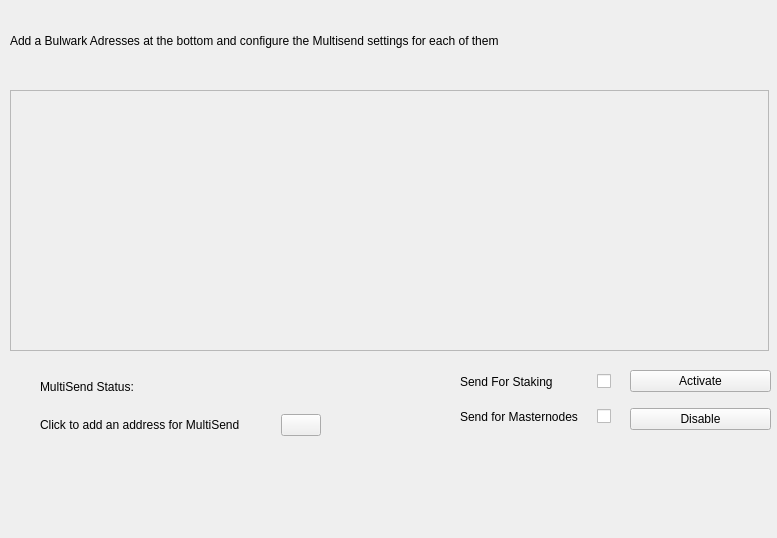
Above: src/qt/forms/multisenddialog.ui from SHTDJ/Bulwark before the change. Below: the same form after it.
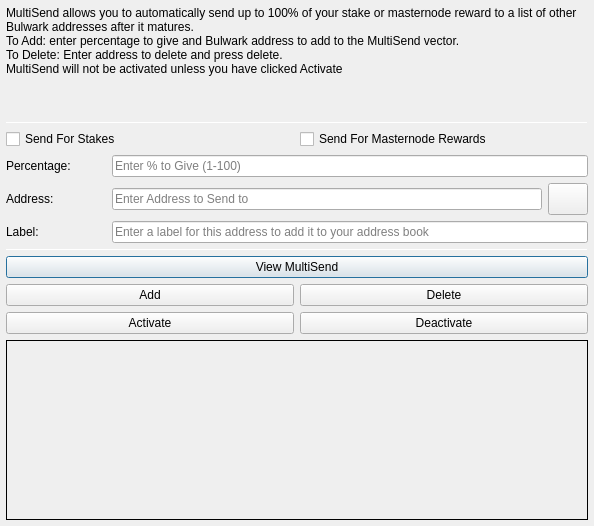
That is the form after the change. Icons and pictures are not drawn.

Diff of the .ui file:
```diff
--- a/src/qt/forms/multisenddialog.ui
+++ b/src/qt/forms/multisenddialog.ui
@@ -6,148 +6,111 @@
    <rect>
     <x>0</x>
     <y>0</y>
-    <width>777</width>
-    <height>538</height>
+    <width>594</width>
+    <height>526</height>
    </rect>
   </property>
   <property name="windowTitle">
    <string>MultiSend</string>
   </property>
+  <layout class="QVBoxLayout" name="verticalLayout" stretch="0">
+   <property name="leftMargin">
+    <number>6</number>
+   </property>
+   <property name="topMargin">
+    <number>6</number>
+   </property>
+   <property name="rightMargin">
+    <number>6</number>
+   </property>
+   <property name="bottomMargin">
+    <number>6</number>
+   </property>
+   <item>
+    <layout class="QVBoxLayout" name="verticalLayout_Main" stretch="1,1,1,0,1,1,1">
+     <item>
+      <widget class="QLabel" name="label_2">
+       <property name="lineWidth">
+        <number>1</number>
+       </property>
+       <property name="text">
+        <string>MultiSend allows you to automatically send up to 100% of your stake or masternode reward to a list of other Bulwark addresses after it matures.
+To Add: enter percentage to give and Bulwark address to add to the MultiSend vector.
+To Delete: Enter address to delete and press delete.
+MultiSend will not be activated unless you have clicked Activate</string>
+       </property>
+       <property name="alignment">
+        <set>Qt::AlignLeading|Qt::AlignLeft|Qt::AlignTop</set>
+       </property>
+       <property name="wordWrap">
+        <bool>true</bool>
+       </property>
+      </widget>
+     </item>
+     <item>
+      <widget class="Line" name="line">
+       <property name="minimumSize">
+        <size>
+         <width>0</width>
+         <height>1</height>
+        </size>
+       </property>
+       <property name="maximumSize">
+        <size>
+         <width>16777215</width>
+         <height>1</height>
+        </size>
+       </property>
+       <property name="orientation">
+        <enum>Qt::Horizontal</enum>
+       </property>
+      </widget>
+     </item>
+     <item>
+      <layout class="QVBoxLayout" name="verticalLayout_Settings">
+       <item>
+        <layout class="QHBoxLayout" name="horizontalLayout">
+         <item>
+          <widget class="QCheckBox" name="multiSendStakeCheckBox">
+           <property name="text">
+            <string>Send For Stakes</string>
+           </property>
+          </widget>
+         </item>
+         <item>
+          <widget class="QCheckBox" name="multiSendMasternodeCheckBox">
+           <property name="text">
+            <string>Send For Masternode Rewards</string>
+           </property>
+          </widget>
+         </item>
+        </layout>
+       </item>
+       <item>
+        <layout class="QHBoxLayout" name="horizontalLayout_6">
+         <item>
   <widget class="QLabel" name="label">
-   <property name="enabled">
-    <bool>true</bool>
-   </property>
-   <property name="geometry">
-    <rect>
-     <x>10</x>
-     <y>10</y>
-     <width>521</width>
-     <height>61</height>
-    </rect>
-   </property>
-   <property name="text">
-    <string>Add a Bulwark Adresses at the bottom and configure the Multisend settings for each of them</string>
-   </property>
-  </widget>
-  <widget class="QScrollArea" name="addAddressScrollArea">
-   <property name="geometry">
-    <rect>
-     <x>10</x>
-     <y>90</y>
-     <width>759</width>
-     <height>261</height>
-    </rect>
-   </property>
-   <property name="sizePolicy">
-    <sizepolicy hsizetype="Preferred" vsizetype="Expanding">
-     <horstretch>0</horstretch>
-     <verstretch>0</verstretch>
-    </sizepolicy>
-   </property>
-   <property name="widgetResizable">
-    <bool>true</bool>
-   </property>
-   <widget class="QWidget" name="addAddressWidget">
-    <property name="geometry">
-     <rect>
-      <x>0</x>
-      <y>0</y>
-      <width>757</width>
-      <height>259</height>
-     </rect>
-    </property>
-    <layout class="QVBoxLayout" name="verticalLayout_5">
-     <item>
-      <layout class="QVBoxLayout" name="addressList"/>
-     </item>
-     <item>
-      <spacer name="verticalSpacer">
-       <property name="orientation">
-        <enum>Qt::Vertical</enum>
-       </property>
-       <property name="sizeHint" stdset="0">
+           <property name="minimumSize">
         <size>
-         <width>20</width>
-         <height>40</height>
-        </size>
-       </property>
-      </spacer>
-     </item>
-    </layout>
-   </widget>
-  </widget>
-  <widget class="QWidget" name="verticalLayoutWidget_3">
-   <property name="geometry">
-    <rect>
-     <x>630</x>
-     <y>360</y>
-     <width>141</width>
-     <height>80</height>
-    </rect>
-   </property>
-   <layout class="QVBoxLayout" name="verticalLayout_3">
-    <item>
-     <widget class="QPushButton" name="activateButton">
+             <width>100</width>
+             <height>0</height>
+            </size>
+           </property>
+           <property name="toolTip">
+            <string>Percentage of stake to send</string>
+           </property>
       <property name="text">
-       <string>Activate</string>
-      </property>
-      <property name="autoDefault">
-       <bool>false</bool>
-      </property>
+            <string>Percentage:</string>
+           </property>
      </widget>
     </item>
     <item>
-     <widget class="QPushButton" name="disableButton">
-      <property name="text">
-       <string>Disable</string>
-      </property>
-      <property name="autoDefault">
-       <bool>false</bool>
-      </property>
-     </widget>
-    </item>
-   </layout>
-  </widget>
-  <widget class="QWidget" name="verticalLayoutWidget">
-   <property name="geometry">
-    <rect>
-     <x>20</x>
-     <y>360</y>
-     <width>321</width>
-     <height>91</height>
-    </rect>
-   </property>
-   <layout class="QVBoxLayout" name="verticalLayout_4">
-    <property name="leftMargin">
-     <number>10</number>
-    </property>
-    <property name="topMargin">
-     <number>10</number>
-    </property>
-    <property name="rightMargin">
-     <number>10</number>
-    </property>
-    <property name="bottomMargin">
-     <number>10</number>
-    </property>
-    <item>
-     <layout class="QHBoxLayout" name="horizontalLayout_2">
-      <property name="leftMargin">
-       <number>10</number>
-      </property>
-      <property name="topMargin">
-       <number>5</number>
-      </property>
-      <property name="rightMargin">
-       <number>10</number>
-      </property>
-      <property name="bottomMargin">
-       <number>5</number>
-      </property>
-      <item>
-       <widget class="QLabel" name="multiSendLabel">
-        <property name="text">
-         <string>MultiSend Status:</string>
+          <widget class="QLineEdit" name="multiSendPercentEdit">
+           <property name="toolTip">
+            <string>Enter whole numbers 1 - 100</string>
+           </property>
+           <property name="placeholderText">
+            <string>Enter % to Give (1-100)</string>
         </property>
        </widget>
       </item>
@@ -155,21 +118,6 @@
     </item>
     <item>
      <layout class="QHBoxLayout" name="horizontalLayout_7">
-      <property name="spacing">
-       <number>5</number>
-      </property>
-      <property name="leftMargin">
-       <number>10</number>
-      </property>
-      <property name="topMargin">
-       <number>5</number>
-      </property>
-      <property name="rightMargin">
-       <number>10</number>
-      </property>
-      <property name="bottomMargin">
-       <number>5</number>
-      </property>
       <item>
        <widget class="QLabel" name="addressInfoLabel">
         <property name="minimumSize">
@@ -182,18 +130,22 @@
          <string>Address to send portion of stake to</string>
         </property>
         <property name="text">
-         <string>Click to add an address for MultiSend</string>
+            <string>Address:</string>
+           </property>
+          </widget>
+         </item>
+         <item>
+          <widget class="QLineEdit" name="multiSendAddressEdit">
+           <property name="toolTip">
+            <string/>
+           </property>
+           <property name="placeholderText">
+            <string>Enter Address to Send to</string>
         </property>
        </widget>
       </item>
       <item>
        <widget class="QPushButton" name="addressBookButton">
-        <property name="sizePolicy">
-         <sizepolicy hsizetype="Maximum" vsizetype="Fixed">
-          <horstretch>0</horstretch>
-          <verstretch>0</verstretch>
-         </sizepolicy>
-        </property>
         <property name="maximumSize">
          <size>
           <width>16777215</width>
@@ -218,67 +170,159 @@
      </layout>
     </item>
    </layout>
-  </widget>
-  <widget class="QWidget" name="verticalLayoutWidget_2">
-   <property name="geometry">
-    <rect>
-     <x>460</x>
-     <y>360</y>
-     <width>151</width>
-     <height>80</height>
-    </rect>
-   </property>
-   <layout class="QVBoxLayout" name="verticalLayout">
+     </item>
     <item>
      <layout class="QHBoxLayout" name="horizontalLayout_3">
       <item>
-       <widget class="QLabel" name="MSStakingStatusLabel">
+        <widget class="QLabel" name="label_3">
+         <property name="minimumSize">
+          <size>
+           <width>100</width>
+           <height>0</height>
+          </size>
+         </property>
         <property name="text">
-         <string>Send For Staking</string>
+          <string>Label:</string>
         </property>
        </widget>
       </item>
       <item>
-       <widget class="QCheckBox" name="multiSendStakeCheckBox">
-        <property name="sizePolicy">
-         <sizepolicy hsizetype="Maximum" vsizetype="Fixed">
-          <horstretch>0</horstretch>
-          <verstretch>0</verstretch>
-         </sizepolicy>
-        </property>
+        <widget class="QLineEdit" name="labelAddressLabelEdit">
+         <property name="placeholderText">
+          <string>Enter a label for this address to add it to your address book</string>
+         </property>
+        </widget>
+       </item>
+      </layout>
+     </item>
+     <item>
+      <widget class="Line" name="line_2">
+       <property name="minimumSize">
+        <size>
+         <width>0</width>
+         <height>1</height>
+        </size>
+       </property>
+       <property name="maximumSize">
+        <size>
+         <width>16777215</width>
+         <height>1</height>
+        </size>
+       </property>
+       <property name="orientation">
+        <enum>Qt::Horizontal</enum>
+       </property>
+      </widget>
+     </item>
+     <item>
+      <layout class="QVBoxLayout" name="verticalLayout_Buttons">
+       <item>
+        <layout class="QHBoxLayout" name="horizontalLayout_4">
+         <item>
+          <widget class="QPushButton" name="viewButton">
+           <property name="toolTip">
+            <string/>
+           </property>
+           <property name="statusTip">
+            <string>View MultiSend Vector</string>
+           </property>
         <property name="text">
+            <string>View MultiSend</string>
+           </property>
+          </widget>
+         </item>
+        </layout>
+       </item>
+       <item>
+        <layout class="QHBoxLayout" name="horizontalLayout_2">
+         <item>
+          <widget class="QPushButton" name="addButton">
+           <property name="toolTip">
          <string/>
         </property>
-       </widget>
-      </item>
+           <property name="statusTip">
+            <string>Add to MultiSend Vector</string>
+           </property>
+           <property name="text">
+            <string>Add</string>
+           </property>
+          </widget>
+         </item>
+         <item>
+          <widget class="QPushButton" name="deleteButton">
+           <property name="toolTip">
+            <string/>
+           </property>
+           <property name="statusTip">
+            <string>Delete Address From MultiSend Vector</string>
+           </property>
+           <property name="text">
+            <string>Delete</string>
+           </property>
+          </widget>
+         </item>
      </layout>
     </item>
     <item>
-     <layout class="QHBoxLayout" name="horizontalLayout">
+        <layout class="QHBoxLayout" name="horizontalLayout_5">
       <item>
-       <widget class="QLabel" name="MSMasternodeLabel">
+          <widget class="QPushButton" name="activateButton">
+           <property name="statusTip">
+            <string>Activate MultiSend</string>
+           </property>
         <property name="text">
-         <string>Send for Masternodes</string>
+            <string>Activate</string>
         </property>
        </widget>
       </item>
       <item>
-       <widget class="QCheckBox" name="multiSendMasternodeCheckBox">
-        <property name="sizePolicy">
-         <sizepolicy hsizetype="Maximum" vsizetype="Maximum">
-          <horstretch>0</horstretch>
-          <verstretch>0</verstretch>
-         </sizepolicy>
+          <widget class="QPushButton" name="disableButton">
+           <property name="statusTip">
+            <string>Deactivate MultiSend</string>
         </property>
         <property name="text">
-         <string/>
+            <string>Deactivate</string>
         </property>
        </widget>
       </item>
      </layout>
     </item>
    </layout>
-  </widget>
+     </item>
+     <item>
+      <widget class="QLabel" name="message">
+       <property name="minimumSize">
+        <size>
+         <width>0</width>
+         <height>180</height>
+        </size>
+       </property>
+       <property name="frameShape">
+        <enum>QFrame::Panel</enum>
+       </property>
+       <property name="frameShadow">
+        <enum>QFrame::Plain</enum>
+       </property>
+       <property name="lineWidth">
+        <number>1</number>
+       </property>
+       <property name="midLineWidth">
+        <number>1</number>
+       </property>
+       <property name="text">
+        <string/>
+       </property>
+       <property name="alignment">
+        <set>Qt::AlignLeading|Qt::AlignLeft|Qt::AlignTop</set>
+       </property>
+       <property name="wordWrap">
+        <bool>true</bool>
+       </property>
+      </widget>
+     </item>
+    </layout>
+   </item>
+  </layout>
  </widget>
  <resources>
   <include location="../bulwark.qrc"/>
```
Left out of the diff: 8 changed lines with no effect on the pictures. Lines whose indentation alone changed are shown as unchanged.
